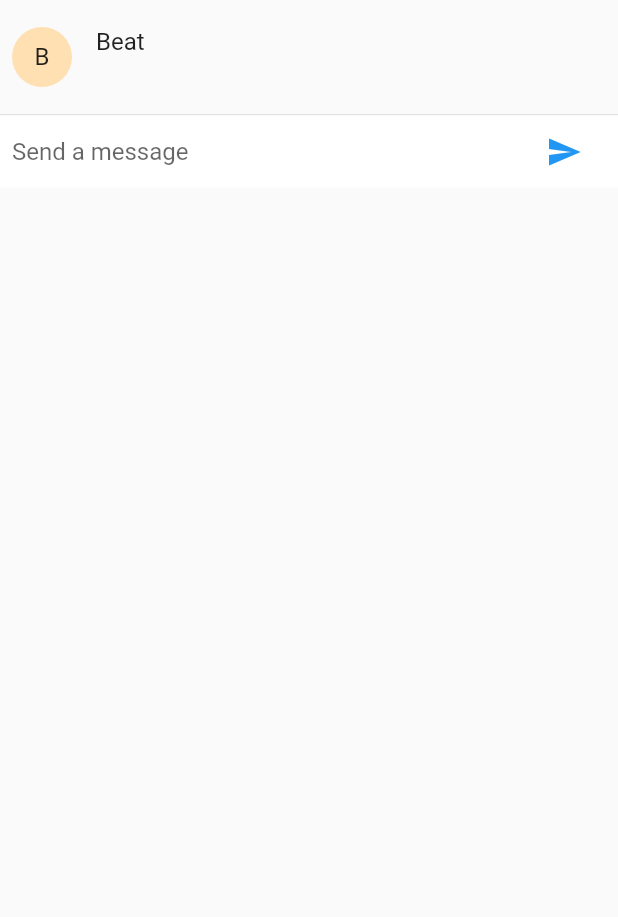
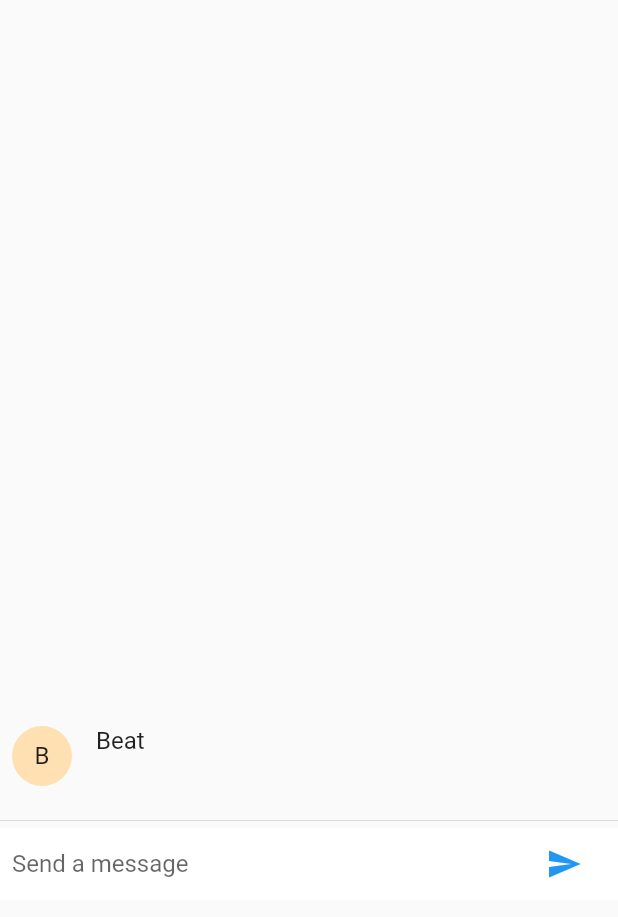
Before and after one commit to BeatMil/calculator, a Flutter app: the ChatScreen widget shown alone on an empty page, opened directly, after a tap on the "send" icon, on a phone screen of 412 x 824 dp. Shown: the top 917 px of the screen. Run offline on Flutter 3.47's test engine with Material 2 defaults, Android fonts, the phone set to English and light mode, and no system bars; our stand-ins replace cloud_firestore; accounts and stored records are empty.

Commit message:
Wrap chat-listview with container and set height (not very nice)

```diff
--- a/lib/bottomNav.dart
+++ b/lib/bottomNav.dart
@@ -51,14 +51,11 @@ Widget build(BuildContext context) {
       title: const Text('DotRoot',
       style: TextStyle(color: Colors.white),),
     ),
-    body: Center(
-      child: Column(
+    body: Column(
         children: <Widget>[
-          _widgetOptions.elementAt(_selectedIndex),
           _children[_selectedIndex]
         ],
       ),
-    ),
     bottomNavigationBar: BottomNavigationBar(
       items: const <BottomNavigationBarItem>[
         BottomNavigationBarItem(
--- a/lib/chat.dart
+++ b/lib/chat.dart
@@ -54,20 +54,23 @@ class ChatScreenState extends State<ChatScreen> {
 
   @override
   Widget build(BuildContext context) {
-    return new Column(
+    return Container(
+      height: 600,
+      child: new Column(
         mainAxisSize: MainAxisSize.min,
+        mainAxisAlignment: MainAxisAlignment.end,
         children: <Widget>[
           new Flexible(
             child: new ListView.builder(
               scrollDirection: Axis.vertical,
+              padding: new EdgeInsets.all(8.0),
               shrinkWrap: true,
-            padding: new EdgeInsets.all(8.0),                     //new
-            reverse: true,                                        //new
-            itemBuilder: (_, int index) => _messages[index],      //new
-            itemCount: _messages.length,                          //new
-          ),                                                      //new
+              reverse: true,
+              itemBuilder: (_, int index) => _messages[index],
+              itemCount: _messages.length,
             ),
-        new Divider(height: 1.0,),
+          ),
+          new Divider(height: 10.0,),
           new Container(
             decoration: BoxDecoration(
               color: Theme.of(context).cardColor
@@ -75,6 +78,7 @@ class ChatScreenState extends State<ChatScreen> {
             child: _buildTextComposer(),
           ),
         ],
+      ),
     );
   }
 }
```
Lines whose indentation alone changed are shown as unchanged.
